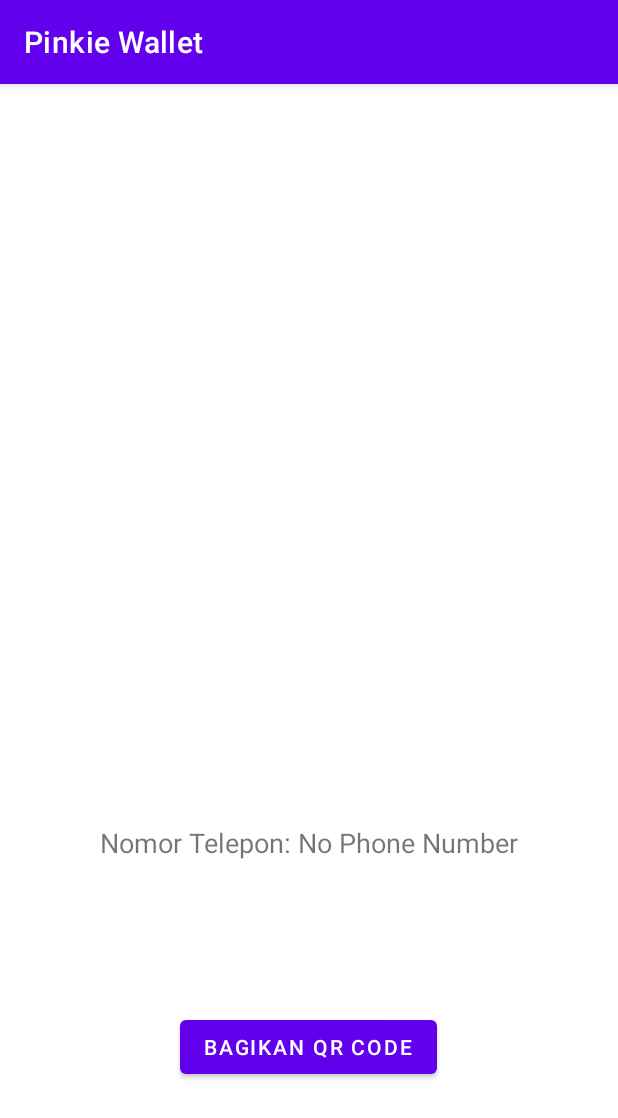
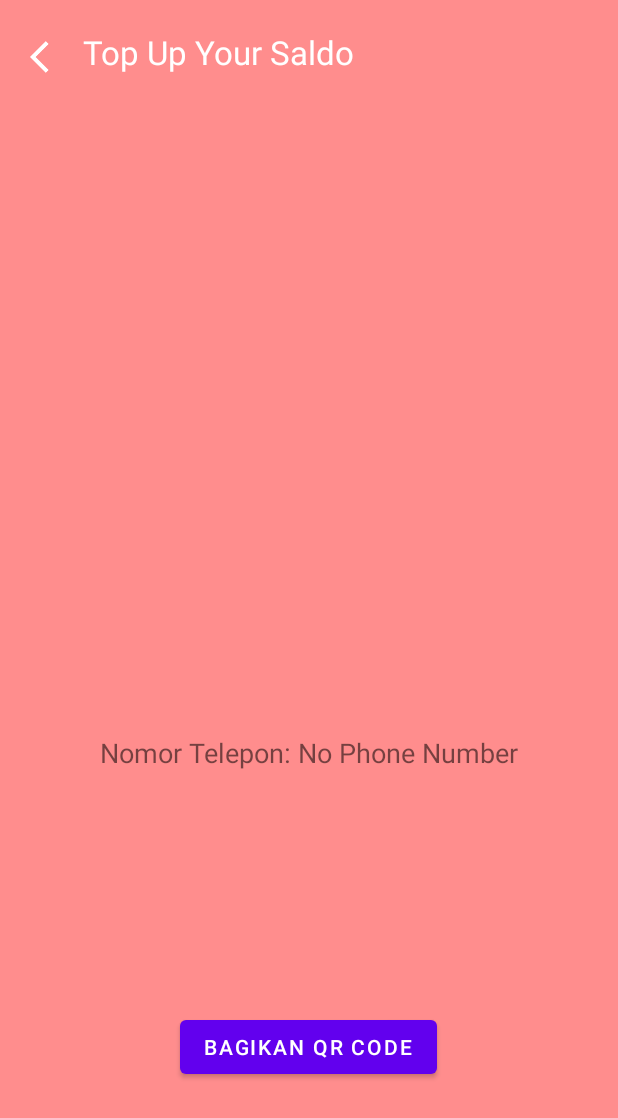
Before and after one commit to JuanNathaniel/Pinkie, an Android app: the CreateQR screen opened directly, with no data from a screen before it, on a phone screen of 412 x 824 dp. Shown: the top 1118 px of the screen. Run offline under Robolectric (Android 15) with nearby library versions, the phone set to English and light mode, and no system bars; our stand-ins replace Firebase (no records; nobody signed in at launch, a user with empty details on screens opened directly); libraries missing offline, so code that uses them is left out: com.journeyapps.barcodescanner; 3 statements that could not run were skipped.

Commit message:
Adding Layout

```diff
--- a/app/src/main/java/com/example/pinkiewallet/backend/CreateQR.java
+++ b/app/src/main/java/com/example/pinkiewallet/backend/CreateQR.java
@@ -14,6 +14,8 @@ import androidx.appcompat.app.AppCompatActivity;
 import androidx.core.content.FileProvider;
 
 import com.example.pinkiewallet.R;
+import com.example.pinkiewallet.databinding.CreateQrBinding;
+import com.example.pinkiewallet.view.activity.MainActivity;
 import com.google.firebase.auth.FirebaseAuth;
 import com.google.firebase.database.DataSnapshot;
 import com.google.firebase.database.DatabaseError;
@@ -36,12 +38,18 @@ public class CreateQR extends AppCompatActivity {
     private TextView phoneNumberTextView;
     private Button shareButton;
     private Bitmap qrBitmap;
+    private CreateQrBinding binding;
 
     @Override
     protected void onCreate(Bundle savedInstanceState) {
         super.onCreate(savedInstanceState);
-        setContentView(R.layout.create_qr);
+        binding = CreateQrBinding.inflate(getLayoutInflater());
+        setContentView(binding.getRoot());
 
+        // Hide the support action bar
+        if (getSupportActionBar() != null) {
+            getSupportActionBar().hide();
+        }
         imageView = findViewById(R.id.qrCodeImageView);
         phoneNumberTextView = findViewById(R.id.phoneNumberTextView);
         shareButton = findViewById(R.id.shareButton);
@@ -51,6 +59,11 @@ public class CreateQR extends AppCompatActivity {
         getPhoneNumberAndGenerateQRCode();
 
         shareButton.setOnClickListener(v -> shareQRCode());
+        binding.backwardButton.setOnClickListener(v -> {
+            Intent intent = new Intent(CreateQR.this, MainActivity.class);
+            startActivity(intent);
+            finish();
+        });
     }
 
     private void getPhoneNumberAndGenerateQRCode() {
--- a/app/src/main/res/layout/create_qr.xml
+++ b/app/src/main/res/layout/create_qr.xml
@@ -3,13 +3,37 @@
     xmlns:tools="http://schemas.android.com/tools"
     android:layout_width="match_parent"
     android:layout_height="match_parent"
+    android:background="@color/pink"
     tools:context=".backend.CreateQR">
+
+    <ImageButton
+        android:id="@+id/backward_button"
+        android:layout_width="25dp"
+        android:layout_height="25dp"
+        android:src="@drawable/ic_arrow_backward"
+        android:scaleType="fitCenter"
+        android:background="@color/pink"
+        android:layout_marginLeft="20dp"
+        android:layout_marginTop="25dp"/>
+
+    <TextView
+        android:id="@+id/tvTitle"
+        android:layout_width="wrap_content"
+        android:layout_height="wrap_content"
+        android:text= "Top Up Your Saldo"
+        android:textSize="22sp"
+        android:layout_toRightOf="@id/backward_button"
+        android:textColor="@color/white"
+        android:layout_marginTop="20dp"
+        android:layout_marginLeft="10dp"/>
 
     <ImageView
         android:id="@+id/qrCodeImageView"
-        android:layout_width="wrap_content"
-        android:layout_height="wrap_content"
-        android:layout_centerInParent="true"/>
+        android:layout_width="280dp"
+        android:layout_height="280dp"
+        android:layout_below="@+id/tvTitle"
+        android:layout_centerHorizontal="true"
+        android:layout_marginTop="150dp" />
 
     <TextView
         android:id="@+id/phoneNumberTextView"
@@ -17,8 +41,10 @@
         android:layout_height="wrap_content"
         android:text="Nomor Telepon: "
         android:textSize="18sp"
+        android:layout_below="@id/qrCodeImageView"
         android:layout_centerHorizontal="true"
         android:layout_alignParentBottom="true"
+        android:layout_marginTop="10dp"
         android:layout_marginBottom="250dp"/>
 
     <Button
```
